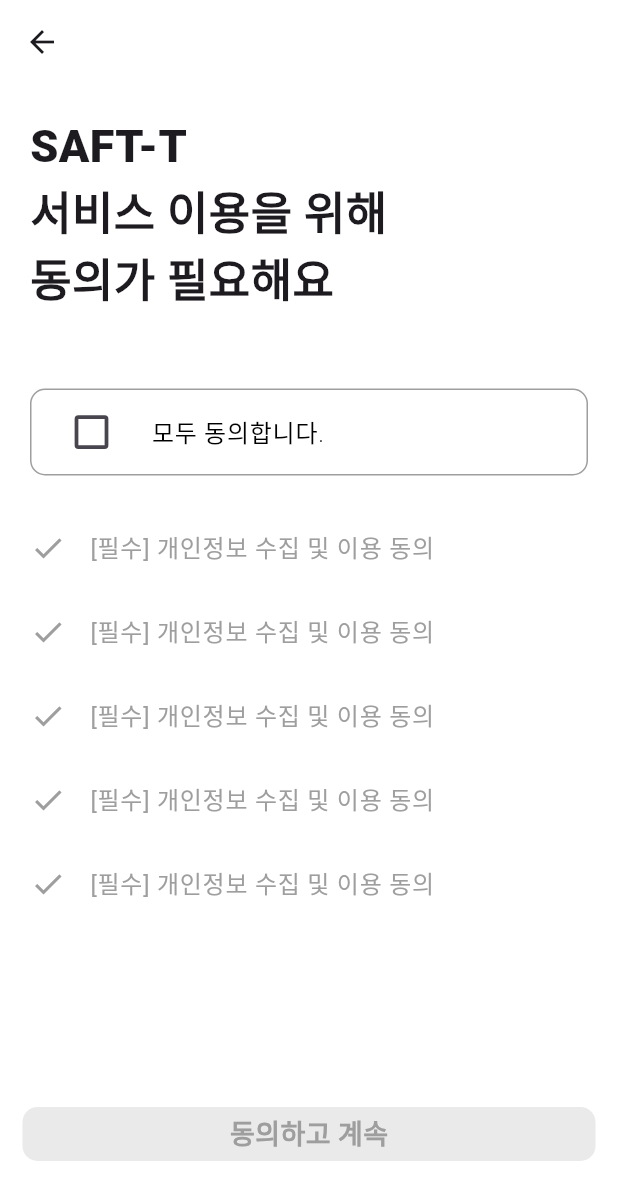
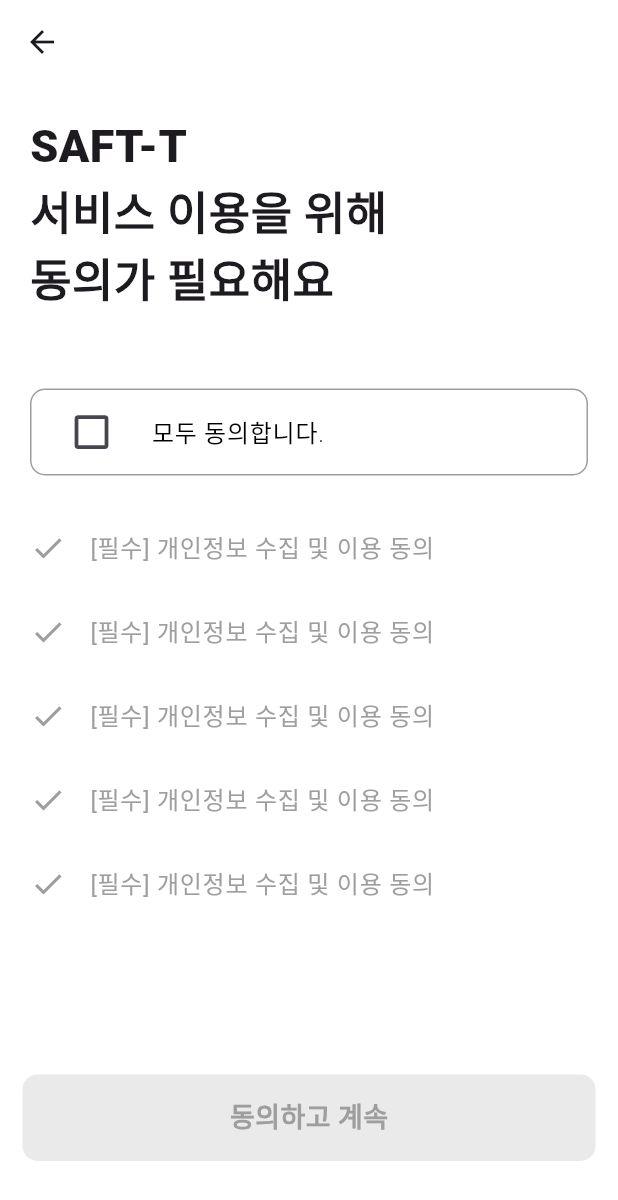
Before and after one commit to SKT-FLY-AI-RAON/safe-T-frontend, a Flutter app: the AgreeScreen screen opened directly, on a phone screen of 412 x 824 dp. Shown: the top 1200 px of the screen. Run offline on Flutter 3.47's test engine with Material 3 defaults, Android fonts, the phone set to English and light mode, and no system bars; our stand-ins replace csv, flutter_bluetooth_serial, flutter_tts, geolocator, permission_handler; missing offline and left inert: flutter_mjpeg, flutter_naver_map, mqtt_client.

Commit message:
ju: 동의화면 박스 크기 수정

```diff
--- a/lib/agreeScreen.dart
+++ b/lib/agreeScreen.dart
@@ -125,16 +125,14 @@
           ),
 
           // 동의하고 계속
-          Flexible(
-            flex: 3,
-            child: Align(
+             Align(
               alignment: Alignment.bottomCenter,
               child: Padding(
                 padding: const EdgeInsets.only(bottom: 50.0),
                 child: Container(
                   margin: EdgeInsets.symmetric(horizontal: 15), // 좌우 마진 설정
                   width: double.infinity, // 버튼이 화면 전체 너비를 차지하게 설정
-                  height: 55.0, // 버튼 높이 설정
+                  height: MediaQuery.of(context).size.height * 0.07,
                   decoration: BoxDecoration(
                     borderRadius: BorderRadius.circular(10), // 버튼의 모서리를 둥글게 설정
                     color: _all == false ? Color(0xFFEAEAEA) : Color(0xFF2962F7), // 색상 변경
@@ -164,7 +162,7 @@
                 ),
               ),
             ),
-          ),
+
         ],
       ),
     );
```
